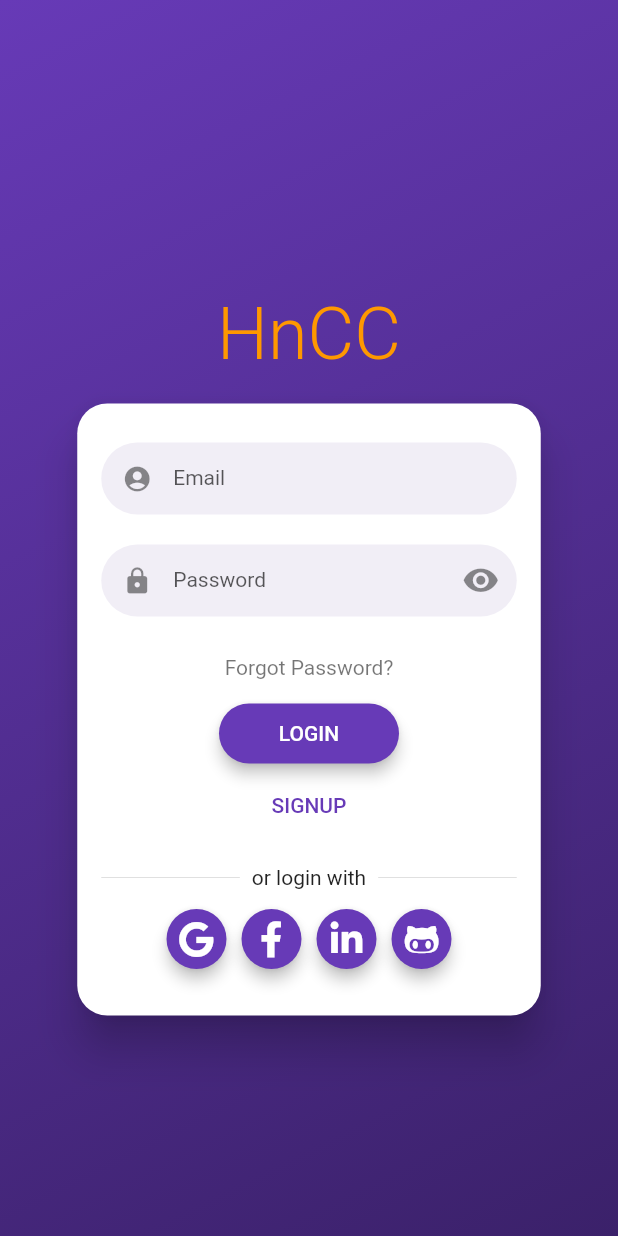
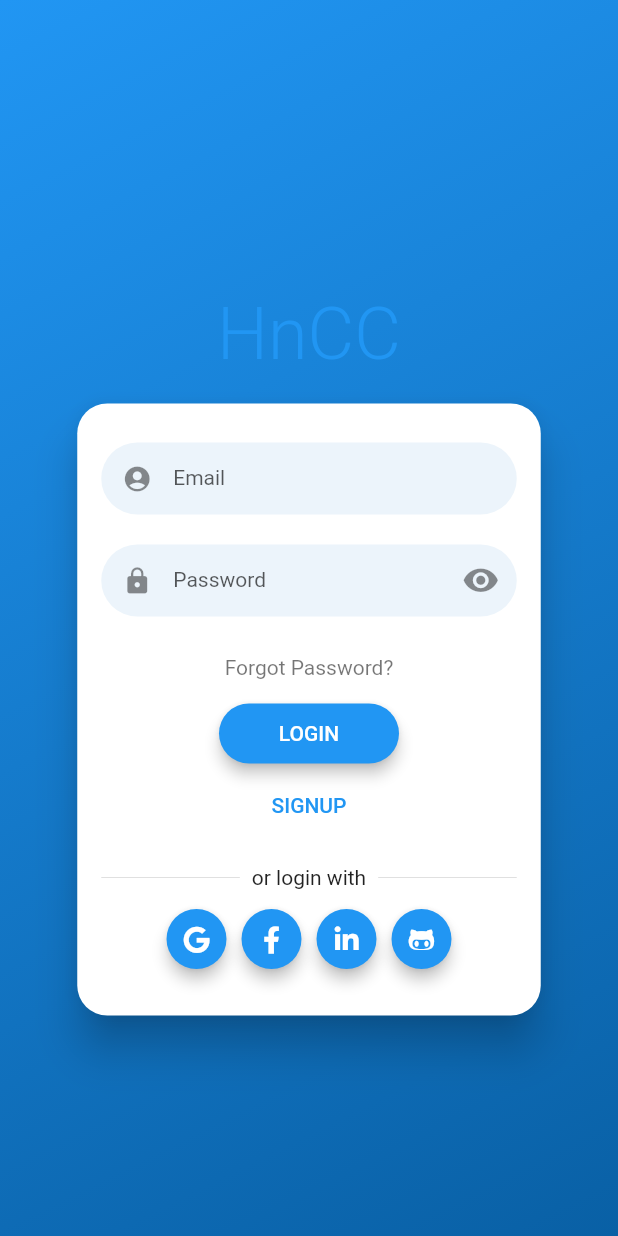
Before and after one commit to ajay963/Club_App, a Flutter app: the screen it shows after launch, on a phone screen of 412 x 824 dp. Run offline on Flutter 3.47's test engine with Material 2 defaults, Android fonts, the phone set to English and light mode, and no system bars; drawn by our look-alikes of flutter_login; our stand-ins replace font_awesome_flutter, google_fonts; Roboto replaces fonts that are missing (NotoSans, OpenSans).

Commit message:
setup theme data

```diff
--- /dev/null
+++ b/lib/components/colors.dart
@@ -0,0 +1,11 @@
+import 'package:flutter/material.dart';
+
+const Color kBackgroundColor = Color(0xffECF0F3);
+const Color kDarkGrey = Color(0xff707070);
+const Color kMdGrey = Color(0xff919ca5);
+const Color kLtGrey = Color(0xffecf0f3);
+
+//blue shade
+const Color kDarkBlue = Color(0xff7868e6);
+const Color kMdBlue = Color(0xffb8b5ff);
+const Color kLtBlue = Color(0xffe4fbff);
--- /dev/null
+++ b/lib/components/themes.dart
@@ -0,0 +1,34 @@
+import 'package:club_app/components/colors.dart';
+import 'package:flutter/material.dart';
+import 'package:google_fonts/google_fonts.dart';
+
+class AppThemeData {
+  static ThemeData lightThemeData(BuildContext context) => ThemeData(
+      backgroundColor: kLtGrey,
+      iconTheme: IconThemeData(color: kMdGrey, size: 18),
+      textTheme: TextTheme(
+        headline1: TextStyle(
+            fontFamily: GoogleFonts.roboto().fontFamily,
+            fontSize: 32,
+            color: kMdGrey,
+            fontWeight: FontWeight.bold),
+        bodyText1: TextStyle(
+            fontFamily: GoogleFonts.roboto().fontFamily,
+            fontSize: 20,
+            color: kDarkGrey),
+        subtitle1: TextStyle(
+            fontFamily: GoogleFonts.roboto().fontFamily,
+            fontSize: 20,
+            color: kDarkBlue),
+        subtitle2: TextStyle(
+            fontFamily: GoogleFonts.roboto().fontFamily,
+            fontSize: 16,
+            color: kDarkGrey,
+            fontWeight: FontWeight.bold),
+        caption: TextStyle(
+          fontFamily: GoogleFonts.roboto().fontFamily,
+          fontSize: 12,
+          color: kDarkBlue,
+        ),
+      ));
+}
--- a/lib/main.dart
+++ b/lib/main.dart
@@ -1,4 +1,5 @@
 // main.dart
+import 'package:club_app/components/themes.dart';
 import 'package:flutter/material.dart';
 import 'login_screen.dart';
 
@@ -9,24 +10,8 @@ class MyApp extends StatelessWidget {
   Widget build(BuildContext context) {
     return MaterialApp(
       debugShowCheckedModeBanner: false,
+      theme: AppThemeData.lightThemeData(context),
       title: 'Login',
-      theme: ThemeData(
-        primarySwatch: Colors.deepPurple,
-        accentColor: Colors.orange,
-        cursorColor: Colors.orange,
-        textTheme: TextTheme(
-          headline3: TextStyle(
-            fontFamily: 'OpenSans',
-            fontSize: 45.0,
-            color: Colors.orange,
-          ),
-          button: TextStyle(
-            fontFamily: 'OpenSans',
-          ),
-          subtitle1: TextStyle(fontFamily: 'NotoSans'),
-          bodyText2: TextStyle(fontFamily: 'NotoSans'),
-        ),
-      ),
       home: LoginScreen(),
     );
   }
--- a/pubspec.yaml
+++ b/pubspec.yaml
@@ -31,6 +31,7 @@ dependencies:
   # The following adds the Cupertino Icons font to your application.
   # Use with the CupertinoIcons class for iOS style icons.
   cupertino_icons: ^1.0.2
+  google_fonts: ^2.0.0
 
 dev_dependencies:
   flutter_test:
```
Also changed, not shown: lib/widgets/buttons.dart (added, +25 -0 lines), lib/widgets/cardsAndBg.dart (added, +40 -0 lines), pubspec.lock.
